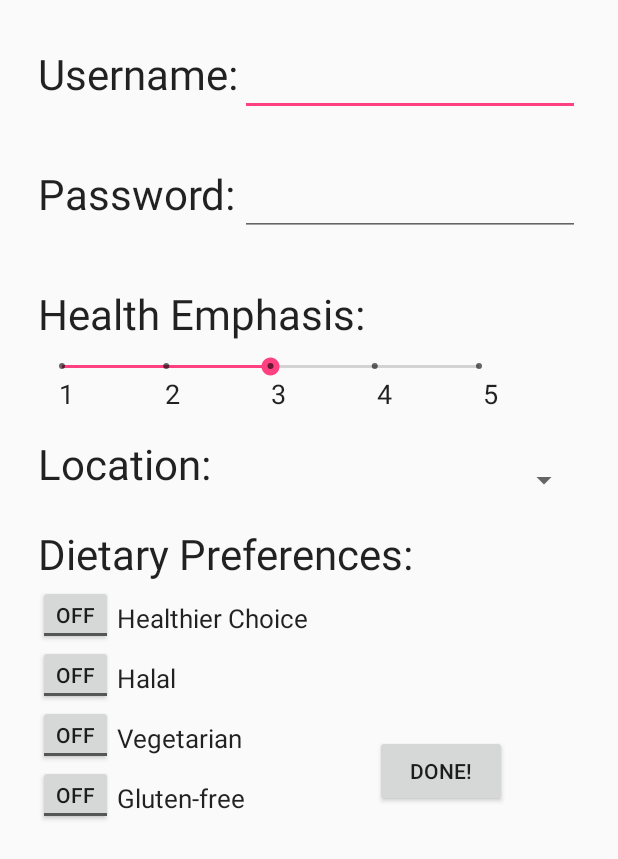
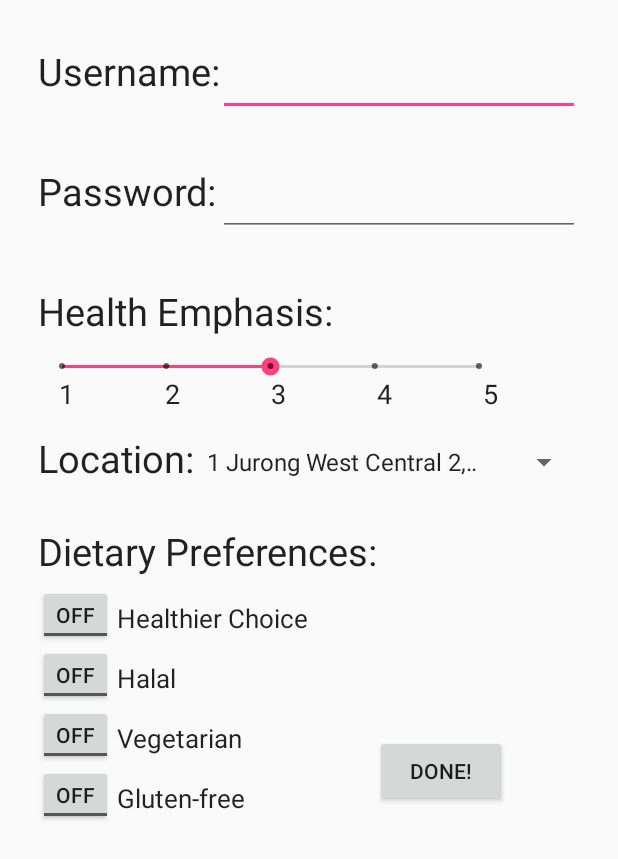
Before and after one commit to Lander37/Grocery-Helper, an Android app: the CreateProfileActivity screen opened directly, with no data from a screen before it, on a phone screen of 412 x 824 dp. Shown: the top 859 px of the screen. Run offline under Robolectric (Android 15) with nearby library versions, the phone set to English and light mode, and no system bars.

Commit message:
created activity for creating profile

```diff
--- a/app/src/main/java/com/example/myfirstapp/CreateProfileActivity.java
+++ b/app/src/main/java/com/example/myfirstapp/CreateProfileActivity.java
@@ -1,18 +1,79 @@
 package com.example.myfirstapp;
 
+import android.content.Intent;
 import android.os.Bundle;
-import android.support.design.widget.FloatingActionButton;
-import android.support.design.widget.Snackbar;
 import android.support.v7.app.AppCompatActivity;
-import android.support.v7.widget.Toolbar;
 import android.view.View;
+import android.widget.ArrayAdapter;
+import android.widget.Button;
+import android.widget.EditText;
+import android.widget.SeekBar;
+import android.widget.Spinner;
+import android.widget.ToggleButton;
+
+import com.example.myfirstapp.classes.DietaryPreference;
+import com.example.myfirstapp.classes.Profile;
 
 public class CreateProfileActivity extends AppCompatActivity {
 
+    private Button btDone;
+    private EditText etEditUsername;
+    private EditText etEditPassword;
+    private Spinner spLocationList;
+    private SeekBar sbHealthSeekBar;
+    private ToggleButton tbHealthierChoice;
+    private ToggleButton tbHalal;
+    private ToggleButton tbVegetarian;
+    private ToggleButton tbGluten;
+    Profile newProfile;
     @Override
     protected void onCreate(Bundle savedInstanceState) {
         super.onCreate(savedInstanceState);
         setContentView(R.layout.activity_create_profile);
+        btDone = (Button) findViewById(R.id.Done);
+        etEditUsername = (EditText) findViewById(R.id.editUserName);
+        etEditPassword = (EditText) findViewById(R.id.editPassword);
 
-        };
-}
+        spLocationList = (Spinner) findViewById(R.id.locationList);
+        ArrayAdapter<CharSequence> adapter = ArrayAdapter.createFromResource(this,R.array.location_array, android.R.layout.simple_spinner_item);
+        adapter.setDropDownViewResource(android.R.layout.simple_spinner_dropdown_item);
+        spLocationList.setAdapter(adapter);
+
+        sbHealthSeekBar = (SeekBar) findViewById(R.id.healthSeekBar);
+        tbHealthierChoice = (ToggleButton) findViewById(R.id.healthierChoiceButton);
+        tbHalal = (ToggleButton) findViewById(R.id.halalButton);
+        tbVegetarian = (ToggleButton) findViewById(R.id.vegetarianButton);
+        tbGluten = (ToggleButton) findViewById(R.id.glutenButton);
+        btDone.setOnClickListener(new View.OnClickListener() {
+            @Override
+            public void onClick(View view) {
+                setProfile();
+                launchActivity();
+            }
+        });
+    };
+
+    private void setProfile(){
+        String username = etEditUsername.getText().toString();
+        String password = etEditPassword.getText().toString();
+        int healthEmphasis = sbHealthSeekBar.getProgress();
+        String defaultLocation = spLocationList.getSelectedItem().toString();
+        boolean HC = false;
+        boolean HA = false;
+        boolean VG = false;
+        boolean GF = false;
+        if(tbHealthierChoice.getText()=="On"){HC = true;}
+        if(tbHalal.getText()=="On"){HA = true;}
+        if(tbVegetarian.getText()=="On"){VG = true;}
+        if(tbGluten.getText()=="On"){GF = true;}
+
+        //need changes to DietaryPreference
+        DietaryPreference healthPreference = new DietaryPreference(0000,HC,HA,VG,GF);
+        Profile newProfile= new Profile(username, password, defaultLocation, healthPreference, healthEmphasis);
+    }
+    private void launchActivity() {
+
+        Intent intent = new Intent(this, MainActivity.class);
+        startActivity(intent);
+    }
+};
--- a/app/src/main/java/com/example/myfirstapp/classes/GroceryList.java
+++ b/app/src/main/java/com/example/myfirstapp/classes/GroceryList.java
@@ -24,14 +24,14 @@ public class GroceryList {
      */
     public void setName(String Name) {
         // TODO - implement GroceryList.setName
-        name =
+       // name =
         throw new UnsupportedOperationException();
     }
 
     public float getTotalCost() {
         // TODO - implement GroceryList.getTotalCost
-        for i in getArrayProduct()
-                totalcost = price*QTY
+      //  for i in getArrayProduct()
+       //         totalcost = price*QTY
         throw new UnsupportedOperationException();
     }
 
--- a/app/src/main/java/com/example/myfirstapp/classes/Profile.java
+++ b/app/src/main/java/com/example/myfirstapp/classes/Profile.java
@@ -10,12 +10,14 @@ public class Profile {
     private String password;
     private String defaultLocation;
     private DietaryPreference healthPreference;
+    private int healthEmphasis;
 
-    public Profile(String username, String password, String defaultLocation, DietaryPreference healthPreference){
+    public Profile(String username, String password, String defaultLocation, DietaryPreference healthPreference, int healthemphasis){
         this.username = username;
         this.password = password;
         this.defaultLocation = defaultLocation;
         this.healthPreference = healthPreference;
+        this.healthEmphasis = healthemphasis;
     }
 
     public String getUsername() {
--- a/app/src/main/res/layout/activity_create_profile.xml
+++ b/app/src/main/res/layout/activity_create_profile.xml
@@ -15,14 +15,14 @@
 
     <EditText
         android:id="@+id/editUserName"
-        android:layout_marginLeft="160dp"
-        android:layout_marginStart="160dp"
+        android:layout_marginLeft="145dp"
+        android:layout_marginStart="145dp"
         android:layout_marginRight="25dp"
         android:layout_marginEnd="25dp"
         android:layout_marginTop="17dp"
         android:layout_width="match_parent"
         android:layout_height="60dp"
-        android:textSize="28sp"
+        android:textSize="25sp"
         android:inputType="textPersonName" />
 
     <TextView
@@ -30,10 +30,10 @@
         android:layout_marginTop="30dp"
         android:layout_marginLeft="25dp"
         android:layout_marginStart="25dp"
-        android:layout_width="135dp"
-        android:layout_height="60dp"
+        android:layout_width="wrap_content"
+        android:layout_height="wrap_content"
         android:text="Username:"
-        android:textSize="28sp"
+        android:textSize="25sp"
 
         android:textAppearance="@style/TextAppearance.AppCompat.Body1" />
 
@@ -42,23 +42,23 @@
         android:layout_marginTop="110dp"
         android:layout_marginLeft="25dp"
         android:layout_marginStart="25dp"
-        android:layout_width="135dp"
-        android:layout_height="60dp"
+        android:layout_width="wrap_content"
+        android:layout_height="wrap_content"
         android:text="Password:"
-        android:textSize="28sp"
+        android:textSize="25sp"
 
         android:textAppearance="@style/TextAppearance.AppCompat.Body1" />
 
     <EditText
         android:id="@+id/editPassword"
-        android:layout_marginLeft="160dp"
-        android:layout_marginStart="160dp"
+        android:layout_marginLeft="145dp"
+        android:layout_marginStart="145dp"
         android:layout_marginRight="25dp"
         android:layout_marginEnd="25dp"
         android:layout_marginTop="97dp"
         android:layout_width="match_parent"
         android:layout_height="60dp"
-        android:textSize="28sp"
+        android:textSize="25sp"
         android:inputType="textVisiblePassword" />
     <include
         android:id="@+id/include"
@@ -69,14 +69,14 @@
         android:layout_marginLeft="25dp"
         android:layout_marginStart="25dp"
         android:layout_marginTop="190sp"
-        android:layout_width="230dp"
-        android:layout_height="45dp"
+        android:layout_width="wrap_content"
+        android:layout_height="wrap_content"
         android:text="Health Emphasis:"
-        android:textSize="28sp"
+        android:textSize="25sp"
         android:textAppearance="@style/TextAppearance.AppCompat.Body1" />
 
     <SeekBar
-        android:id="@+id/seekBar"
+        android:id="@+id/healthSeekBar"
         style="@style/Widget.AppCompat.SeekBar.Discrete"
         android:layout_marginLeft="25dp"
         android:layout_marginStart="25dp"
@@ -96,7 +96,7 @@
         android:layout_marginEnd="25dp"
         android:layout_marginTop="250sp"
         android:layout_width="match_parent"
-        android:layout_height="40dp"
+        android:layout_height="wrap_content"
         android:text="   1             2             3             4             5"
         android:textSize="18sp"
         android:textAppearance="@style/TextAppearance.AppCompat.Body1" />
@@ -105,22 +105,22 @@
         android:id="@+id/location"
         android:layout_marginLeft="25dp"
         android:layout_marginStart="25dp"
-        android:layout_marginTop="290sp"
-        android:layout_width="135dp"
-        android:layout_height="60dp"
+        android:layout_marginTop="288sp"
+        android:layout_width="wrap_content"
+        android:layout_height="wrap_content"
         android:text="Location:"
-        android:textSize="28sp"
+        android:textSize="25sp"
         android:textAppearance="@style/TextAppearance.AppCompat.Body1" />
 
     <Spinner
         android:id="@+id/locationList"
-        android:layout_marginLeft="160dp"
-        android:layout_marginStart="160dp"
+        android:layout_marginLeft="130dp"
+        android:layout_marginStart="130dp"
         android:layout_marginRight="25dp"
         android:layout_marginEnd="25dp"
-        android:layout_marginTop="290dp"
+        android:layout_marginTop="296dp"
         android:layout_width="match_parent"
-        android:layout_height="60dp" />
+        android:layout_height="wrap_content" />
 
     <TextView
         android:id="@+id/dietaryPreferences"
@@ -130,9 +130,9 @@
         android:layout_marginRight="25dp"
         android:layout_marginEnd="25dp"
         android:layout_width="match_parent"
-        android:layout_height="40dp"
+        android:layout_height="wrap_content"
         android:text="Dietary Preferences:"
-        android:textSize="28sp"
+        android:textSize="25sp"
         android:textAppearance="@style/TextAppearance.AppCompat.Body1" />
 
     <ToggleButton
--- a/app/src/main/res/values/strings.xml
+++ b/app/src/main/res/values/strings.xml
@@ -4,4 +4,12 @@
     <string name="button_send">Send</string>
     <string name="title_activity_creating_profile">CreatingProfile</string>
     <string name="title_activity_create_profile">CreateProfileActivity</string>
+    <string-array name="location_array">
+        <item>1 Jurong West Central 2, #B1-09, Jurong Point, Jurong Point, Singapore 648886</item>
+        <item>221 Boon Lay Place, #02-200, Boon Lay Shopping Complex, Boon Lay Shopping Centre, Singapore 640221</item>
+        <item>399 Yung Sheng Road, #01-35, Taman Jurong Shopping Centre, N S Household Taman Jurong, Singapore 610399</item>
+        <item> 345 Jurong East Street 31 #01-29, Singapore 600345 </item>
+        <item> 498 Jurong West Street 41, Singapore 640498 </item>
+    </string-array>
+
 </resources>
```
Also changed, not shown: app/src/main/java/com/example/myfirstapp/MainActivity.java (+4 -19 lines), app/src/main/java/com/example/myfirstapp/classes/Supermarket.java (+6 -6 lines).
